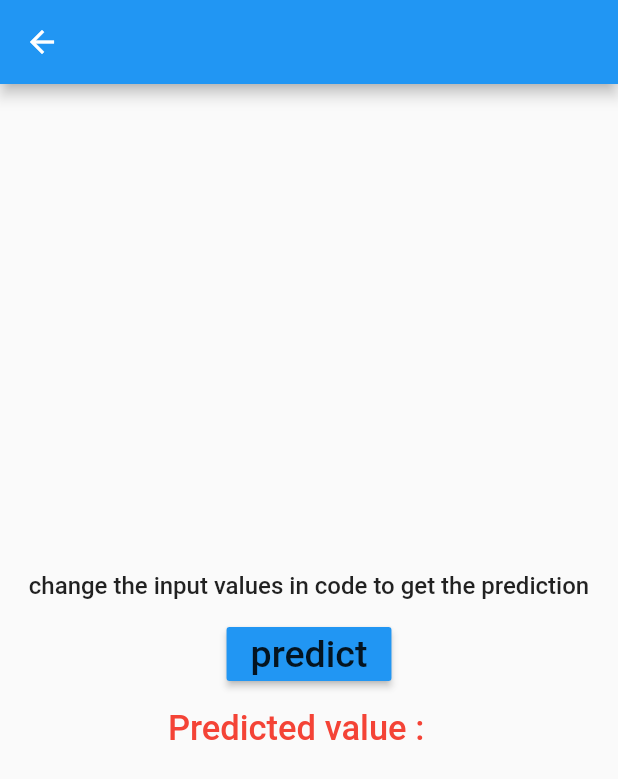
After one commit to Shikha219/Flow-1.0, a Flutter app: the PredModel screen opened directly, after a tap on "predict", on a phone screen of 412 x 824 dp. The commit adds this screen. Shown: the top 779 px of the screen. Run offline on Flutter 3.47's test engine with Material 2 defaults, Android fonts, the phone set to English and light mode, and no system bars; our stand-ins replace cloud_firestore, firebase_auth, firebase_core, google_sign_in, percent_indicator; missing offline and left inert: horizontal_calendar, tflite_flutter; accounts and stored records are empty.

Commit message:
Model Integrated

```diff
--- /dev/null
+++ b/flow/lib/screens/predModel.dart
@@ -0,0 +1,114 @@
+// ignore_for_file: prefer_const_constructors
+
+import 'package:cloud_firestore/cloud_firestore.dart';
+import 'package:firebase_auth/firebase_auth.dart';
+import 'package:flutter/cupertino.dart';
+import 'package:flutter/material.dart';
+import 'package:intl/intl.dart';
+import 'package:tflite_flutter/tflite_flutter.dart';
+
+class PredModel extends StatefulWidget {
+  @override
+  _PredModelState createState() => _PredModelState();
+}
+
+class _PredModelState extends State<PredModel> {
+  Map cycleData = <String, dynamic>{};
+  var predValue = "";
+  var predValue2 = "";
+  var num = 0;
+  var f1 = 0;
+  var f2 = 0;
+  var f3 = 0;
+  DateTime f4 = DateTime.now();
+  var daysLeft = 0;
+  @override
+  void initState() {
+    super.initState();
+    predValue = "";
+    predValue2 = "";
+    getSubData();
+  }
+
+  Future<void> predData(int diff) async {
+    final interpreter = await Interpreter.fromAsset('converted_model.tflite');
+    var input = [
+      [159, f1, f2, f3, 22]
+    ];
+    var output = List.filled(1, 0).reshape([1, 1]);
+    interpreter.run(input, output);
+    print(output[0][0]);
+
+    // ignore: unnecessary_this
+    this.setState(() {
+      predValue2 = output[0][0].toString();
+      num = (int.parse(predValue2.substring(0, 4)) / 100).round() + 2;
+      predValue = (num - diff).toString();
+    });
+  }
+
+  Future<void> getSubData() async {
+    await FirebaseFirestore.instance
+        .collection("users")
+        .doc(FirebaseAuth.instance.currentUser!.email)
+        .collection("personal-info")
+        .doc(FirebaseAuth.instance.currentUser!.displayName)
+        .collection('cycle-info')
+        .get()
+        .then((res) {
+      res.docs.forEach((result) {
+        FirebaseFirestore.instance
+            .collection("users")
+            .doc(FirebaseAuth.instance.currentUser!.email)
+            .collection("personal-info")
+            .doc(FirebaseAuth.instance.currentUser!.displayName)
+            .collection('cycle-info')
+            .doc(DateFormat.yMMMM().format(DateTime.now()))
+            .get()
+            .then((value) async {
+          cycleData = value.data()!;
+          print(cycleData['March']['EstimatedDayofOvulation']);
+          f1 = cycleData['March']['EstimatedDayofOvulation'] as int;
+          f2 = cycleData['March']['LengthofLutealPhase'] as int;
+          f3 = cycleData['March']['LengthofMenses'] as int;
+          f4 = DateTime.parse(cycleData['March']['StartDate']);
+          predData((DateTime.now().difference(f4).inHours / 24).round());
+        });
+      });
+    });
+  }
+
+  @override
+  Widget build(BuildContext context) {
+    return Scaffold(
+      appBar: AppBar(
+        backgroundColor: Colors.blue,
+      ),
+      body: Center(
+        child: Column(
+          mainAxisAlignment: MainAxisAlignment.center,
+          children: [
+            Text(
+              "change the input values in code to get the prediction",
+              style: TextStyle(fontSize: 16),
+            ),
+            SizedBox(height: 12),
+            MaterialButton(
+              color: Colors.blue,
+              child: Text(
+                "predict",
+                style: TextStyle(fontSize: 25),
+              ),
+              onPressed: (() {}),
+            ),
+            SizedBox(height: 12),
+            Text(
+              "Predicted value :  $predValue ",
+              style: TextStyle(color: Colors.red, fontSize: 23),
+            ),
+          ],
+        ),
+      ),
+    );
+  }
+}
--- a/flow/pubspec.yaml
+++ b/flow/pubspec.yaml
@@ -42,6 +42,7 @@ dependencies:
   percent_indicator: ^3.4.0
   horizontal_calendar: 1.0.0
   intl: ^0.17.0
+  tflite_flutter: ^0.9.0
 
 dev_dependencies:
   flutter_test:
@@ -66,6 +67,7 @@ flutter:
 
   # To add assets to your application, add an assets section, like this:
   assets:
+    - assets/
     - images/
   #   - images/a_dot_ham.jpeg
 
```
Also changed, not shown: flow/lib/screens/dashboard.dart (+75 -3 lines), flow/pubspec.lock, 7 other files.
